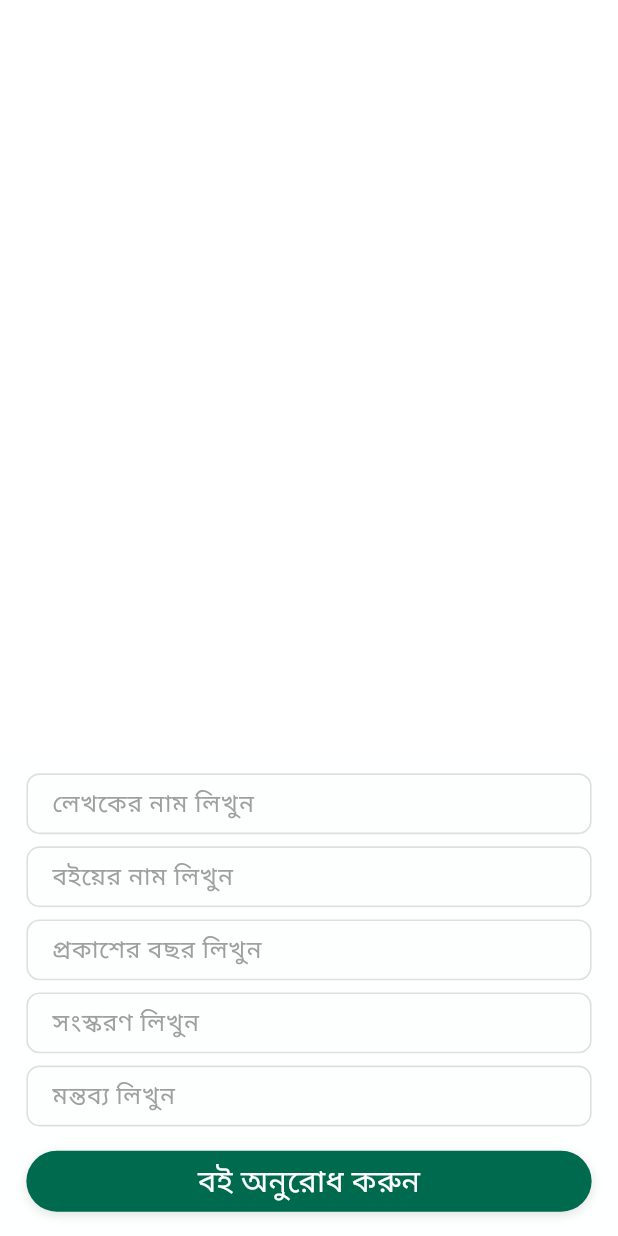
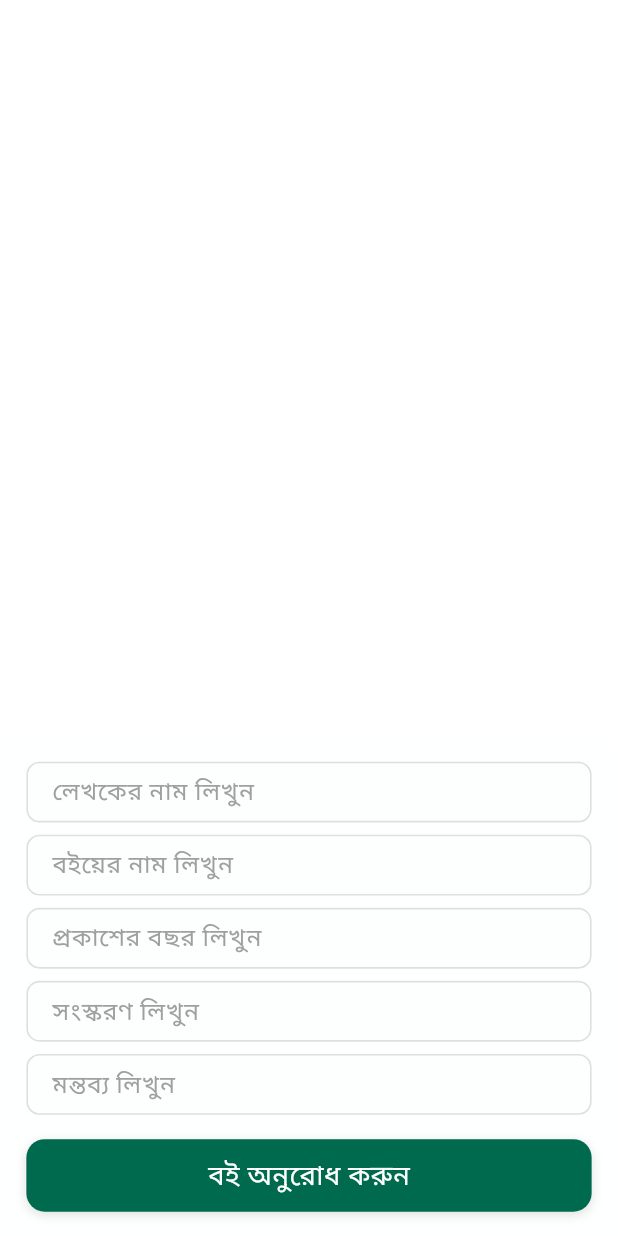
Before and after one commit to abir1h/elib, a Flutter app: the BookRequestBottomSheet screen opened directly with empty values, on a phone screen of 412 x 824 dp. Run offline on Flutter 3.47's test engine with Material 3 defaults, Android fonts, the phone set to English and light mode, and no system bars; our stand-ins replace cached_network_image, device_info_plus, flutter_screenutil, flutter_svg, lottie, permission_handler and 5 more; missing offline and left inert: flutter_quill, quill_delta, saf, syncfusion_flutter_pdfviewer; accounts and stored records are empty; network calls fail; project files that could hold a hidden picture were left out.

Commit message:
Custom button and request book api connected done

```diff
--- a/lib/src/core/common_widgets/custom_action_button.dart
+++ b/lib/src/core/common_widgets/custom_action_button.dart
@@ -1,36 +1,39 @@
+
+import 'package:elibrary/src/feature/shared/domain/entities/response_entity.dart';
 import 'package:flutter/material.dart';
+import 'package:flutter_screenutil/flutter_screenutil.dart';
 
-import '../constants/common_imports.dart';
+import '../constants/app_theme.dart';
+
+typedef WidgetBuilder = Widget Function(BuildContext context, int index);
 
 class CustomActionButton<T> extends StatefulWidget {
   final String title;
-  // final Future<ActionResult<T>> Function() tapAction;
-  final void Function() tapAction;
+  final Future<ResponseEntity> Function() tapAction;
   final bool Function()? onCheck;
   final void Function(T data) onSuccess;
-  final CustomActionButtonController? controller;
+  final DefaultActionButtonController? controller;
   final bool enabled;
 
   const CustomActionButton({
     Key? key,
     required this.title,
-    // required this.tapAction,
+    required this.tapAction,
     required this.onSuccess,
     this.onCheck,
     this.controller,
-    this.enabled = true,
-    required this.tapAction,
+    this.enabled=true,
   }) : super(key: key);
 
+
   @override
-  State<CustomActionButton<T>> createState() => _CustomActionButtonState<T>();
+  _CustomActionButtonState<T> createState() => _CustomActionButtonState<T>();
 }
-
-class _CustomActionButtonState<T> extends State<CustomActionButton<T>>
-    with AppTheme {
+class _CustomActionButtonState<T> extends State<CustomActionButton<T>> with AppTheme{
   late Color _buttonTextColor;
   late bool _expanded;
   late int _stateIndex;
+
 
   @override
   void initState() {
@@ -38,32 +41,23 @@ class _CustomActionButtonState<T> extends State<CustomActionButton<T>>
     _stateIndex = 0;
     _buttonTextColor = Colors.white;
     super.initState();
-    // if (widget.controller != null) {
-    //   widget.controller?._setAutoTapEventHandler(_onTap);
-    // }
-    // if (widget.controller != null) {
-    //   widget.controller?._setForceTapEventHandler(_executeRequest);
-    // }
-    if (widget.controller != null) {
-      widget.controller?._setSuccessEventHandler(_onSuccess);
-    }
-    if (widget.controller != null) {
-      widget.controller?._setErrorEventHandler(_onError);
-    }
+    if(widget.controller != null) widget.controller?._setAutoTapEventHandler(_onTap);
+    if(widget.controller != null) widget.controller?._setForceTapEventHandler(_executeRequest);
   }
 
   void _onTap() {
     FocusScope.of(context).requestFocus(FocusNode());
-    if (mounted && _stateIndex == 0 && widget.enabled) {
-      if (widget.onCheck == null || widget.onCheck!()) {
-        widget.tapAction.call();
+    if( mounted && _stateIndex == 0 && widget.enabled)
+    {
+      if(widget.onCheck == null || widget.onCheck!()) {
         _executeRequest();
       }
     }
   }
 
   void _executeRequest() {
-    if (mounted) {
+    // // set state to working
+    if(mounted) {
       setState(() {
         _expanded = false;
         _stateIndex = 1;
@@ -71,68 +65,42 @@ class _CustomActionButtonState<T> extends State<CustomActionButton<T>>
     }
 
     _lockUi();
-    // widget.tapAction().then((x) {
-    //   // set state to success
-    //   if(mounted) {
-    //     setState(() {
-    //       try{
-    //         if(x.status == Status.success) {
-    //           _stateIndex = 2;
-    //           Future.delayed(const Duration(milliseconds: 700)).whenComplete((){
-    //             if(mounted) widget.onSuccess.call(x.data as T);
-    //           });
-    //         }else{
-    //           _stateIndex = 3;
-    //         }
-    //       }catch(e){
-    //         _stateIndex = 3;
-    //       }
-    //     });
-    //   }
-    // }).catchError((x) {
-    //   // set state to error
-    //   if(mounted) {
-    //     setState(() {
-    //       _stateIndex = 3;
-    //     });
-    //   }
-    // }).whenComplete(() {
-    //   // reset state to normal
-    //   _unlockUi();
-    //   Future.delayed(const Duration(milliseconds: 1200)).then((x) {
-    //     if(mounted) {
-    //       setState(() {
-    //         _expanded = true;
-    //         _stateIndex = 0;
-    //       });
-    //     }
-    //   });
-    // });
+    widget.tapAction().then((x) {
+      // set state to success
+      if(mounted) {
+        setState(() {
+          try{
+            if(x.error == null) {
+              _stateIndex = 2;
+              Future.delayed(const Duration(milliseconds: 700)).whenComplete((){
+                if(mounted) widget.onSuccess.call(x.data as T);
+              });
+            }else{
+              _stateIndex = 3;
             }
-
-  void _onSuccess() {
-    _unlockUi();
-    if (mounted) {
-      setState(() {
-        _stateIndex = 2;
+          }catch(e){
+            _stateIndex = 3;
+          }
         });
       }
-  }
-
-  void _onError() {
-    _unlockUi();
-    if (mounted) {
+    }).catchError((x) {
+      // set state to error
+      if(mounted) {
         setState(() {
           _stateIndex = 3;
         });
       }
-    Future.delayed(const Duration(milliseconds: 600)).then((x) {
-      if (mounted) {
+    }).whenComplete(() {
+      // reset state to normal
+      _unlockUi();
+      Future.delayed(const Duration(milliseconds: 1200)).then((x) {
+        if(mounted) {
           setState(() {
             _expanded = true;
             _stateIndex = 0;
           });
         }
+      });
     });
   }
 
@@ -144,12 +112,12 @@ class _CustomActionButtonState<T> extends State<CustomActionButton<T>>
         child: AnimatedContainer(
           duration: const Duration(milliseconds: 500),
           curve: Curves.easeInOutCubic,
-          height: size.h40,
-          width: _expanded ? MediaQuery.of(context).size.width : size.w44,
-          padding: EdgeInsets.all(size.w4),
+          height: 44.w,
+          width: _expanded?MediaQuery.of(context).size.width:44.w,
+          padding: const EdgeInsets.all(4),
           decoration: BoxDecoration(
             color: clr.appPrimaryColorGreen,
-            borderRadius: BorderRadius.circular(_expanded ? size.w28 : 100),
+            borderRadius: BorderRadius.circular(_expanded?size.h12:100),
             boxShadow: const [
               BoxShadow(
                 color: Colors.black12,
@@ -162,26 +130,32 @@ class _CustomActionButtonState<T> extends State<CustomActionButton<T>>
           child: Center(
             child: Fader(
               index: _stateIndex,
-              children: [
+              children: <Widget>[
+                // title text
                 Text(
                   widget.title,
                   style: TextStyle(
-                    fontSize: size.textXMedium,
-                    color: clr.shadeWhiteColor,
-                    fontFamily: StringData.fontFamilyRoboto,
-                    fontWeight: FontWeight.w500,
+                    fontSize: size.textMedium,
+                    color: clr.whiteColor,
                   ),
                 ),
+
+                // progressbar
                 SizedBox(
-                  height: size.h24,
-                  width: size.w24,
-                  child: CircularProgressIndicator(
+                  height: 24.w,
+                  width: 24.w,
+                  child:
+                  CircularProgressIndicator(
                     valueColor: AlwaysStoppedAnimation<Color>(_buttonTextColor),
-                    strokeWidth: size.w2,
+                    strokeWidth: 2.w,
                   ),
                 ),
-                Icon(Icons.check, color: _buttonTextColor, size: size.r24),
-                Icon(Icons.close, color: _buttonTextColor, size: size.r24),
+
+                // Success icon
+                Icon(Icons.check, color: _buttonTextColor,size: 24.w),
+
+                // Error icon
+                Icon(Icons.close, color: _buttonTextColor,size: 24.w),
               ],
             ),
           ),
@@ -192,7 +166,7 @@ class _CustomActionButtonState<T> extends State<CustomActionButton<T>>
 
   bool _isUiLocked = false;
   void _lockUi() async {
-    if (!_isUiLocked) {
+    if(!_isUiLocked) {
       _isUiLocked = true;
       await showDialog(
           context: context,
@@ -206,69 +180,51 @@ class _CustomActionButtonState<T> extends State<CustomActionButton<T>>
                 child: Container(),
               ),
             );
-          });
+          }
+      );
       _isUiLocked = false;
     }
   }
-
   void _unlockUi() {
-    if (_isUiLocked) {
+    if(_isUiLocked){
       Navigator.of(context).pop();
     }
   }
+
+}
+class DefaultActionButtonController{
+  VoidCallback? _autoTapEvent;
+  VoidCallback? _forceTapEvent;
+  void _setAutoTapEventHandler(VoidCallback event)
+  {
+    _autoTapEvent = event;
+  }
+  void _setForceTapEventHandler(VoidCallback event)
+  {
+    _forceTapEvent = event;
   }
 
-class CustomActionButtonController {
-  // VoidCallback? _autoTapEvent;
-  // VoidCallback? _forceTapEvent;
-  VoidCallback? _successTapEvent;
-  VoidCallback? _errorTapEvent;
-  // void _setAutoTapEventHandler(VoidCallback event) {
-  //   _autoTapEvent = event;
-  // }
-  //
-  // void _setForceTapEventHandler(VoidCallback event) {
-  //   _forceTapEvent = event;
-  // }
-
-  void _setSuccessEventHandler(VoidCallback event) {
-    _successTapEvent = event;
+  void tap(){
+    if(_autoTapEvent != null) {
+      _autoTapEvent!();
     }
-
-  void _setErrorEventHandler(VoidCallback event) {
-    _errorTapEvent = event;
   }
-
-  // void tap() {
-  //   if (_autoTapEvent != null) {
-  //     _autoTapEvent!();
-  //   }
-  // }
-  //
-  // void forceTap() {
-  //   _forceTapEvent?.call();
-  // }
-
-  void successTap() {
-    _successTapEvent?.call();
-  }
-
-  void errorTap() {
-    _errorTapEvent?.call();
+  void forceTap(){
+    _forceTapEvent?.call();
   }
 }
 
+
+// Fader
 class Fader extends StatefulWidget {
   final int index;
   final List<Widget> children;
 
-  const Fader({Key? key, required this.index, required this.children})
-      : super(key: key);
+  const Fader({Key? key,required this.index,required this.children}) : super(key: key);
 
   @override
-  State<Fader> createState() => _FaderState();
+  _FaderState createState() => _FaderState();
 }
-
 class _FaderState extends State<Fader> with SingleTickerProviderStateMixin {
   late AnimationController _animationController;
   late Animation<double> _opacityAnimation;
@@ -277,8 +233,8 @@ class _FaderState extends State<Fader> with SingleTickerProviderStateMixin {
   @override
   void initState() {
     _widget = widget.children.elementAt(widget.index);
-    _animationController = AnimationController(
-        vsync: this, duration: const Duration(milliseconds: 200));
+    _animationController =
+        AnimationController(vsync: this, duration: const Duration(milliseconds: 200));
     _opacityAnimation = Tween(begin: 1.0, end: 0.0).animate(CurvedAnimation(
         parent: _animationController, curve: Curves.easeInOutCubic));
 
@@ -296,6 +252,7 @@ class _FaderState extends State<Fader> with SingleTickerProviderStateMixin {
     super.didUpdateWidget(oldWidget);
     if (oldWidget.index != widget.index) {
       _animationController.forward().then((x) {
+        // set new widget
         _widget = widget.children.elementAt(widget.index);
       }).then((x) {
         _animationController.reverse();
@@ -316,44 +273,3 @@ class _FaderState extends State<Fader> with SingleTickerProviderStateMixin {
     );
   }
 }
-//
-// class ActionResult<T> {
-//   late Status status;
-//   late String message;
-//   late T? data;
-//   ActionResult({required this.status, required this.message, this.data});
-//
-//   ActionResult.fromServerResponse(
-//       {required ServerResponse response,
-//       required T Function(dynamic data) generateData}) {
-//     // status = _StatusExtensionMap.state(response.status);
-//     message = response.message;
-//     data = status == Status.success ? generateData(response.data) : null;
-//   }
-//
-//   ActionResult.error({String msg = "Request failed! Unknown error occurred."}) {
-//     status = Status.error;
-//     message = msg;
-//   }
-// }
-//
-// enum Status {
-//   success,
-//   warning,
-//   error,
-//   empty,
-// }
-//
-// extension _StatusExtensionMap on Status {
-//   static const _valueMap = {
-//     Status.error: 0,
-//     Status.success: 1,
-//     Status.warning: 2,
-//     Status.empty: 3,
-//   };
-//
-//   int get value => _valueMap[this] ?? 0;
-//   static Status state(int value) =>
-//       _valueMap.keys.firstWhere((element) => element.value == value,
-//           orElse: () => Status.error);
-// }
--- a/lib/src/feature/book/presentation/widgets/book_request_bottomsheet.dart
+++ b/lib/src/feature/book/presentation/screens/book_request_bottomsheet_screen.dart
@@ -12,10 +12,10 @@ import '../../../../core/constants/language.dart';
 import '../../../../core/utility/app_label.dart';
 
 class BookRequestBottomSheet extends StatefulWidget {
-  final VoidCallback onBookRequest;
+  final VoidCallback onBookRequestSuccess;
   const BookRequestBottomSheet({
     super.key,
-    required this.onBookRequest,
+    required this.onBookRequestSuccess,
   });
 
   @override
@@ -84,7 +84,7 @@ class _DiscussionBottomSheetState extends State<BookRequestBottomSheet>
                   CustomActionButton(
                       title: label(e: en.requestBook, b: bn.requestBook),
                       onSuccess: (e) {
-                        widget.onBookRequest.call();
+                        widget.onBookRequestSuccess();
                       },
                       tapAction: () => onBookRequest(BookRequestDataEntity(
                           emisUserId: 1,
@@ -93,16 +93,6 @@ class _DiscussionBottomSheetState extends State<BookRequestBottomSheet>
                           publishYear: publishYearController.text,
                           edition: editionController.text,
                           remark: remarkController.text))),
-                  // CustomButton(
-                  //   onTap: () => onBookRequest(BookRequestDataEntity(
-                  //       emisUserId: 1,
-                  //       authorName: authorNameController.text,
-                  //       bookName: bookNameController.text,
-                  //       publishYear: publishYearController.text,
-                  //       edition: editionController.text,
-                  //       remark: remarkController.text)),
-                  //   title: label(e: en.requestBook, b: bn.requestBook),
-                  // )
                 ],
               ),
             ),
--- a/lib/src/feature/book/presentation/screens/book_request_list_screen.dart
+++ b/lib/src/feature/book/presentation/screens/book_request_list_screen.dart
@@ -1,4 +1,3 @@
-import 'package:elibrary/src/feature/book/presentation/widgets/book_request_bottomsheet.dart';
 import 'package:flutter/cupertino.dart';
 import 'package:flutter/material.dart';
 import 'package:flutter_screenutil/flutter_screenutil.dart';
@@ -13,6 +12,7 @@ import '../../../../core/constants/language.dart';
 import '../../../../core/utility/app_label.dart';
 import '../../domain/entities/book_request_entity.dart';
 import '../services/book_request_list_screen_service.dart';
+import 'book_request_bottomsheet_screen.dart';
 
 class BookRequestListScreen extends StatefulWidget {
   const BookRequestListScreen({super.key});
@@ -88,7 +88,7 @@ class _BookRequestListScreenState extends State<BookRequestListScreen>
     showCupertinoModalPopup(
         context: context,
         builder: (context) => BookRequestBottomSheet(
-              onBookRequest: () {
+              onBookRequestSuccess: () {
                 Navigator.of(context).pop();
                 loadBookRequestData(false);
               },
```
Also changed, not shown: lib/src/core/utility/color_tools.dart (+19 -0 lines), lib/src/feature/book/presentation/screens/book_request_edit_screen.dart (deleted, +0 -15 lines), lib/src/feature/book/presentation/services/book_request_list_screen_service.dart (+5 -6 lines), lib/src/feature/book/presentation/services/book_request_bottomsheet_screen_service.dart (added). Lines whose indentation alone changed are shown as unchanged.
